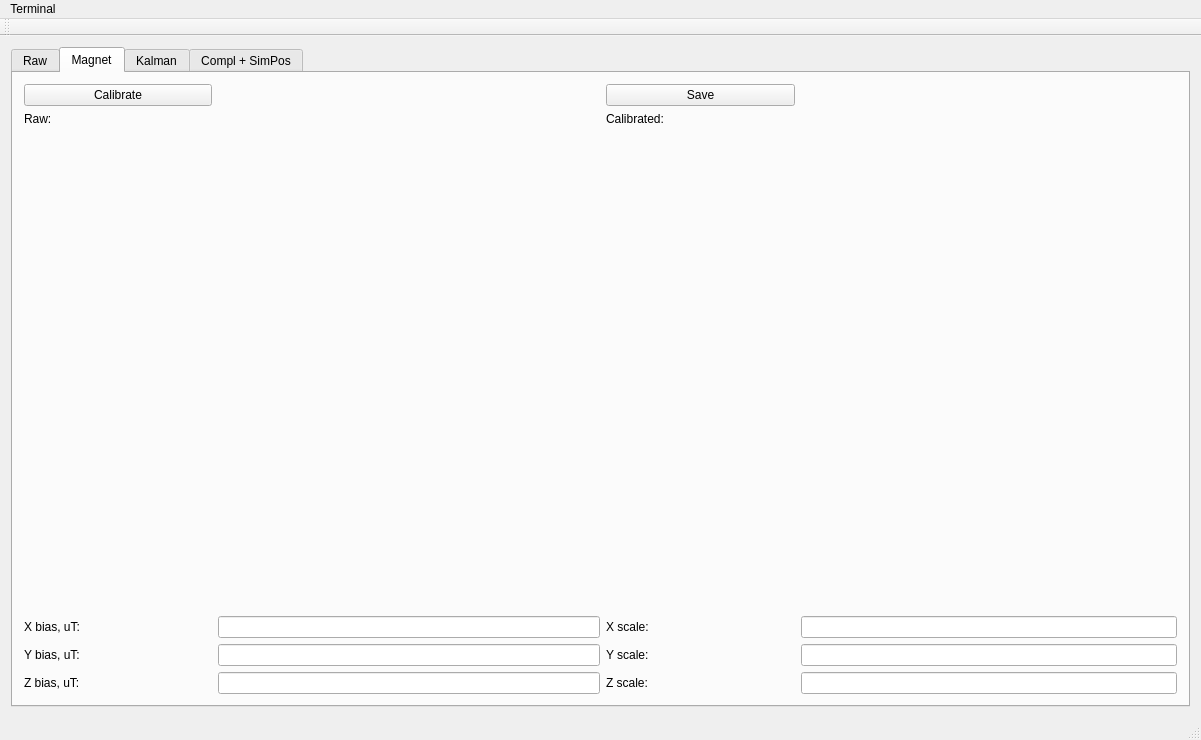
Qt form ins_board_pc/mainwindow.ui (quantum-pie/ins-board-pc) before a commit.
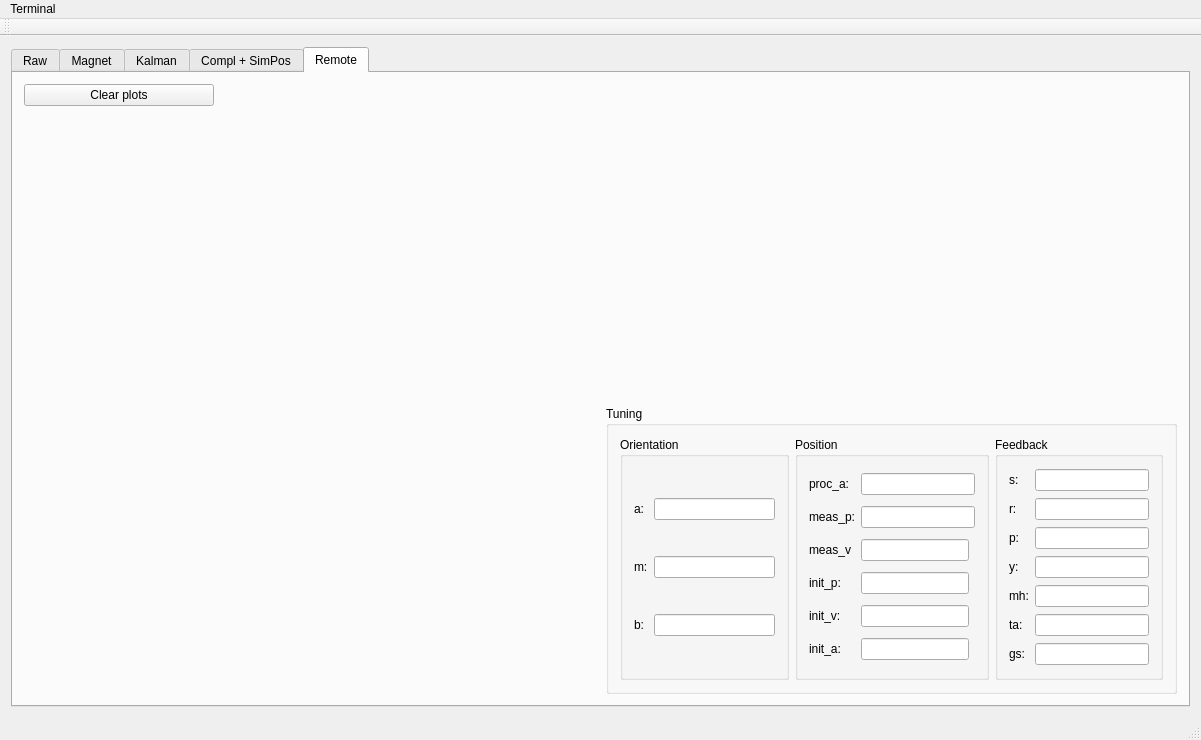
The same form after that commit. Custom widgets are drawn as their Qt base class.

Commit message: Implemented remote tab in main window

```diff
--- a/ins_board_pc/mainwindow.ui
+++ b/ins_board_pc/mainwindow.ui
@@ -18,7 +18,7 @@
     <item>
      <widget class="QTabWidget" name="tabWidget">
       <property name="currentIndex">
-       <number>1</number>
+       <number>4</number>
       </property>
       <widget class="QWidget" name="tab">
        <attribute name="title">
@@ -854,6 +854,241 @@
         </item>
        </layout>
       </widget>
+      <widget class="QWidget" name="tab_3">
+       <attribute name="title">
+        <string>Remote</string>
+       </attribute>
+       <layout class="QGridLayout" name="gridLayout_2" columnstretch="1,2,3">
+        <item row="0" column="0">
+         <widget class="QPushButton" name="pushButton_5">
+          <property name="text">
+           <string>Clear plots</string>
+          </property>
+          <property name="checkable">
+           <bool>false</bool>
+          </property>
+         </widget>
+        </item>
+        <item row="0" column="1" colspan="2">
+         <spacer name="horizontalSpacer_17">
+          <property name="orientation">
+           <enum>Qt::Horizontal</enum>
+          </property>
+          <property name="sizeHint" stdset="0">
+           <size>
+            <width>960</width>
+            <height>20</height>
+           </size>
+          </property>
+         </spacer>
+        </item>
+        <item row="1" column="0" colspan="2">
+         <widget class="QCustomPlot" name="plot8" native="true"/>
+        </item>
+        <item row="1" column="2">
+         <widget class="QCustomPlot" name="plot9" native="true"/>
+        </item>
+        <item row="2" column="0" colspan="2">
+         <widget class="QWidget" name="dwidget3" native="true"/>
+        </item>
+        <item row="2" column="2">
+         <widget class="QGroupBox" name="groupBox_11">
+          <property name="title">
+           <string>Tuning</string>
+          </property>
+          <layout class="QHBoxLayout" name="horizontalLayout_3">
+           <item>
+            <widget class="QGroupBox" name="groupBox_12">
+             <property name="title">
+              <string>Orientation</string>
+             </property>
+             <layout class="QGridLayout" name="gridLayout_14">
+              <item row="0" column="0">
+               <widget class="QLabel" name="label_40">
+                <property name="text">
+                 <string>a:</string>
+                </property>
+               </widget>
+              </item>
+              <item row="0" column="1">
+               <widget class="QLineEdit" name="a_gain_le_2"/>
+              </item>
+              <item row="1" column="0">
+               <widget class="QLabel" name="label_41">
+                <property name="text">
+                 <string>m:</string>
+                </property>
+               </widget>
+              </item>
+              <item row="1" column="1">
+               <widget class="QLineEdit" name="m_gain_le_2"/>
+              </item>
+              <item row="2" column="1">
+               <widget class="QLineEdit" name="b_gain_le_2"/>
+              </item>
+              <item row="2" column="0">
+               <widget class="QLabel" name="label_42">
+                <property name="text">
+                 <string>b:</string>
+                </property>
+               </widget>
+              </item>
+             </layout>
+            </widget>
+           </item>
+           <item>
+            <widget class="QGroupBox" name="groupBox_13">
+             <property name="title">
+              <string>Position</string>
+             </property>
+             <layout class="QGridLayout" name="gridLayout_15" columnstretch="0,0,0">
+              <item row="3" column="0">
+               <widget class="QLabel" name="label_10">
+                <property name="text">
+                 <string>init_p:</string>
+                </property>
+               </widget>
+              </item>
+              <item row="4" column="1">
+               <widget class="QLineEdit" name="vel_init_le_2"/>
+              </item>
+              <item row="2" column="0">
+               <widget class="QLabel" name="label_9">
+                <property name="text">
+                 <string>meas_v</string>
+                </property>
+               </widget>
+              </item>
+              <item row="2" column="1">
+               <widget class="QLineEdit" name="vel_meas_le_2"/>
+              </item>
+              <item row="4" column="0">
+               <widget class="QLabel" name="label_11">
+                <property name="text">
+                 <string>init_v:</string>
+                </property>
+               </widget>
+              </item>
+              <item row="3" column="1">
+               <widget class="QLineEdit" name="pos_init_le_2"/>
+              </item>
+              <item row="1" column="0">
+               <widget class="QLabel" name="label_53">
+                <property name="text">
+                 <string>meas_p:</string>
+                </property>
+               </widget>
+              </item>
+              <item row="0" column="1" colspan="2">
+               <widget class="QLineEdit" name="accel_process_le_2"/>
+              </item>
+              <item row="1" column="1" colspan="2">
+               <widget class="QLineEdit" name="pos_meas_le_2"/>
+              </item>
+              <item row="0" column="0">
+               <widget class="QLabel" name="label_52">
+                <property name="text">
+                 <string>proc_a:</string>
+                </property>
+               </widget>
+              </item>
+              <item row="5" column="1">
+               <widget class="QLineEdit" name="accel_init_le_2"/>
+              </item>
+              <item row="5" column="0">
+               <widget class="QLabel" name="label_12">
+                <property name="text">
+                 <string>init_a:</string>
+                </property>
+               </widget>
+              </item>
+             </layout>
+            </widget>
+           </item>
+           <item>
+            <widget class="QGroupBox" name="groupBox_14">
+             <property name="title">
+              <string>Feedback</string>
+             </property>
+             <layout class="QGridLayout" name="gridLayout_16">
+              <item row="0" column="0">
+               <widget class="QLabel" name="label_54">
+                <property name="text">
+                 <string>s:</string>
+                </property>
+               </widget>
+              </item>
+              <item row="6" column="1">
+               <widget class="QLineEdit" name="ground_speed_le_3"/>
+              </item>
+              <item row="3" column="1">
+               <widget class="QLineEdit" name="yaw_std_le_3"/>
+              </item>
+              <item row="5" column="0">
+               <widget class="QLabel" name="label_55">
+                <property name="text">
+                 <string>ta:</string>
+                </property>
+               </widget>
+              </item>
+              <item row="1" column="1">
+               <widget class="QLineEdit" name="roll_std_le_3"/>
+              </item>
+              <item row="2" column="0">
+               <widget class="QLabel" name="_6">
+                <property name="text">
+                 <string>p:</string>
+                </property>
+               </widget>
+              </item>
+              <item row="3" column="0">
+               <widget class="QLabel" name="_7">
+                <property name="text">
+                 <string>y:</string>
+                </property>
+               </widget>
+              </item>
+              <item row="2" column="1">
+               <widget class="QLineEdit" name="pitch_std_le_3"/>
+              </item>
+              <item row="0" column="1">
+               <widget class="QLineEdit" name="samples_le_3"/>
+              </item>
+              <item row="5" column="1">
+               <widget class="QLineEdit" name="track_angle_le_2"/>
+              </item>
+              <item row="1" column="0">
+               <widget class="QLabel" name="label_56">
+                <property name="text">
+                 <string>r:</string>
+                </property>
+               </widget>
+              </item>
+              <item row="6" column="0">
+               <widget class="QLabel" name="label_57">
+                <property name="text">
+                 <string>gs:</string>
+                </property>
+               </widget>
+              </item>
+              <item row="4" column="1">
+               <widget class="QLineEdit" name="magnetic_heading_le_3"/>
+              </item>
+              <item row="4" column="0">
+               <widget class="QLabel" name="label_58">
+                <property name="text">
+                 <string>mh:</string>
+                </property>
+               </widget>
+              </item>
+             </layout>
+            </widget>
+           </item>
+          </layout>
+         </widget>
+        </item>
+       </layout>
+      </widget>
      </widget>
     </item>
    </layout>
```
The commit also changes 2 other files.
